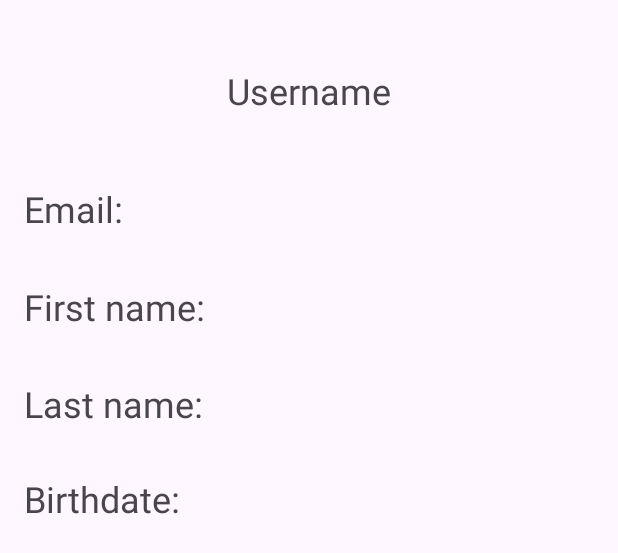
After one commit to PaulLinden/Swifty-App, an Android app: the layout fragment_profile.xml on its own in the app's theme, with its tools: preview values and no code run, on a phone screen of 412 x 824 dp. The commit adds this screen. Shown: the top 553 px of the screen. Run offline under Robolectric (Android 15) with nearby library versions, the phone set to English and light mode, and no system bars; network calls fail.

Commit message:
Added ProfileFragment

```diff
--- a/app/src/main/java/com/example/swifty/fragments/ShopFragment.java
+++ b/app/src/main/java/com/example/swifty/fragments/ShopFragment.java
@@ -63,7 +63,7 @@ public class ShopFragment extends Fragment {
                              Bundle savedInstanceState) {
         View view = inflater.inflate(R.layout.fragment_company, container, false);
 
-        TextView companyName = view.findViewById(R.id.nameTextView);
+        TextView companyName = view.findViewById(R.id.usernameTextView);
         ImageView companyImg = view.findViewById(R.id.companyImageView);
         LinearLayout productContainer = view.findViewById(R.id.productContainer);
 
--- a/app/src/main/res/layout/fragment_company.xml
+++ b/app/src/main/res/layout/fragment_company.xml
@@ -11,7 +11,7 @@
         android:layout_height="match_parent">
 
         <TextView
-            android:id="@+id/nameTextView"
+            android:id="@+id/usernameTextView"
             android:layout_width="191dp"
             android:layout_height="40dp"
             android:text="TextView"
@@ -32,7 +32,7 @@
             app:layout_constraintEnd_toEndOf="parent"
             app:layout_constraintHorizontal_bias="0.497"
             app:layout_constraintStart_toStartOf="parent"
-            app:layout_constraintTop_toBottomOf="@+id/nameTextView"
+            app:layout_constraintTop_toBottomOf="@+id/usernameTextView"
             app:layout_constraintVertical_bias="0.037" />
 
         <LinearLayout
--- /dev/null
+++ b/app/src/main/res/layout/fragment_profile.xml
@@ -0,0 +1,75 @@
+<?xml version="1.0" encoding="utf-8"?>
+<androidx.constraintlayout.widget.ConstraintLayout xmlns:android="http://schemas.android.com/apk/res/android"
+    xmlns:app="http://schemas.android.com/apk/res-auto"
+    xmlns:tools="http://schemas.android.com/tools"
+    android:layout_width="match_parent"
+    android:layout_height="match_parent"
+    tools:context=".fragments.ProfileFragment" >
+
+    <TextView
+        android:id="@+id/usernameTextView"
+        android:layout_width="296dp"
+        android:layout_height="38dp"
+        android:text="Username"
+        android:textAlignment="center"
+        android:textSize="24sp"
+        app:layout_constraintBottom_toBottomOf="parent"
+        app:layout_constraintEnd_toEndOf="parent"
+        app:layout_constraintHorizontal_bias="0.498"
+        app:layout_constraintStart_toStartOf="parent"
+        app:layout_constraintTop_toTopOf="parent"
+        app:layout_constraintVertical_bias="0.056" />
+
+    <TextView
+        android:id="@+id/emailTextView"
+        android:layout_width="309dp"
+        android:layout_height="36dp"
+        android:text="Email:"
+        android:textSize="24sp"
+        app:layout_constraintBottom_toBottomOf="parent"
+        app:layout_constraintEnd_toEndOf="parent"
+        app:layout_constraintHorizontal_bias="0.156"
+        app:layout_constraintStart_toStartOf="parent"
+        app:layout_constraintTop_toBottomOf="@+id/usernameTextView"
+        app:layout_constraintVertical_bias="0.058" />
+
+    <TextView
+        android:id="@+id/birthDateTextView"
+        android:layout_width="309dp"
+        android:layout_height="36dp"
+        android:layout_marginBottom="216dp"
+        android:text="Birthdate:"
+        android:textSize="24sp"
+        app:layout_constraintBottom_toBottomOf="parent"
+        app:layout_constraintEnd_toEndOf="parent"
+        app:layout_constraintHorizontal_bias="0.156"
+        app:layout_constraintStart_toStartOf="parent"
+        app:layout_constraintTop_toBottomOf="@+id/lastNameTextView"
+        app:layout_constraintVertical_bias="0.096" />
+
+    <TextView
+        android:id="@+id/firstNameTextView"
+        android:layout_width="309dp"
+        android:layout_height="36dp"
+        android:text="First name:"
+        android:textSize="24sp"
+        app:layout_constraintBottom_toBottomOf="parent"
+        app:layout_constraintEnd_toEndOf="parent"
+        app:layout_constraintHorizontal_bias="0.156"
+        app:layout_constraintStart_toStartOf="parent"
+        app:layout_constraintTop_toBottomOf="@+id/emailTextView"
+        app:layout_constraintVertical_bias="0.047" />
+
+    <TextView
+        android:id="@+id/lastNameTextView"
+        android:layout_width="309dp"
+        android:layout_height="36dp"
+        android:text="Last name:"
+        android:textSize="24sp"
+        app:layout_constraintBottom_toBottomOf="parent"
+        app:layout_constraintEnd_toEndOf="parent"
+        app:layout_constraintHorizontal_bias="0.156"
+        app:layout_constraintStart_toStartOf="parent"
+        app:layout_constraintTop_toBottomOf="@+id/firstNameTextView"
+        app:layout_constraintVertical_bias="0.051" />
+</androidx.constraintlayout.widget.ConstraintLayout>
--- a/app/src/main/res/menu/bottom_nav_menu.xml
+++ b/app/src/main/res/menu/bottom_nav_menu.xml
@@ -1,8 +1,8 @@
 <?xml version="1.0" encoding="utf-8"?>
 <menu xmlns:android="http://schemas.android.com/apk/res/android">
     <item
-        android:id="@+id/person"
-        android:title="Person"
+        android:id="@+id/profileFragment"
+        android:title="Profile"
         android:icon="@drawable/ic_person_foreground"
         />
     <item
```
Also changed, not shown: app/src/main/java/com/example/swifty/fragments/HomeFragment.java (+18 -11 lines), app/src/main/java/com/example/swifty/fragments/LoginFragment.java (+35 -7 lines), app/src/main/java/com/example/swifty/fragments/ProfileFragment.java (added, +54 -0 lines), app/src/main/java/com/example/swifty/managers/UserSessionManager.java (added, +39 -0 lines), app/src/main/java/com/example/swifty/models/UserModel.java (+44 -6 lines), app/src/main/res/navigation/nav_graph.xml (+21 -0 lines).
